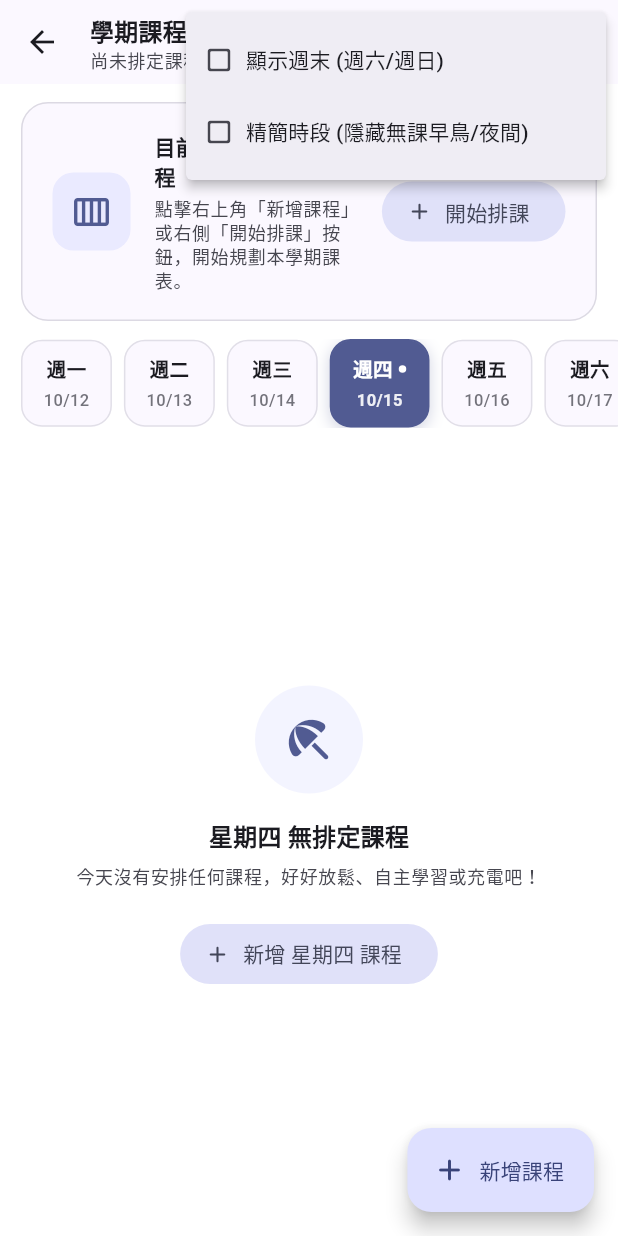
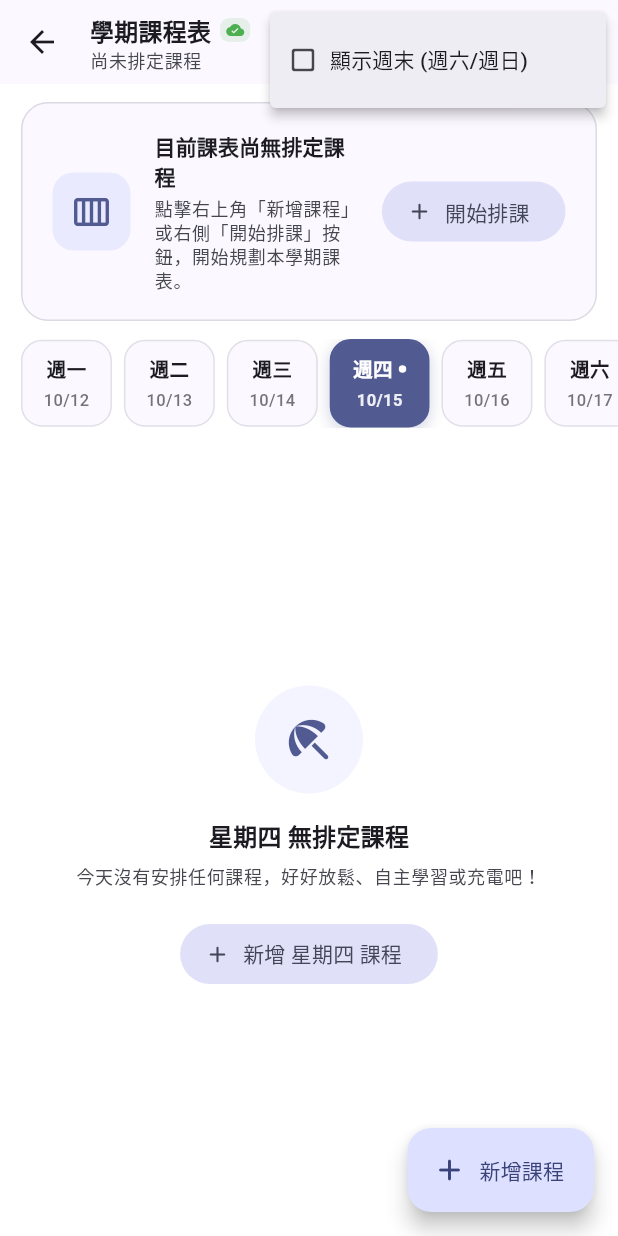
Before and after one commit to ZhaoHong04126/unitrack_app_2, a Flutter app: the TimetableScreen screen opened directly, after a tap on the "more vert" icon, on a phone screen of 412 x 824 dp. Run offline on Flutter 3.47's test engine with Material 3 defaults, Android fonts, the phone set to English and light mode, and no system bars; our stand-ins replace cloud_firestore, firebase_auth, firebase_core; accounts and stored records are empty; generated files the repository leaves out were written again.

Commit message:
v0.8.4 : feat(timetable): 完整顯示全時段節次，移除多餘操作按鈕並修復桌面卡片排版溢位
1. 節次全時段完整呈現：
   - 移除動態收合早晚節次之過濾邏輯，全天完整列出第 0 節至第 14 節（07:10 ~ 22:00）。
2. 精簡頂部操作介面：
   - 移除桌面端頂部「全天時段」FilterChip 與「清空課表」垃圾桶按鈕。
   - 同步清除手機端選單中的時段切換與清空課表功能，簡化視覺焦點。
3. 響應式行高與防溢出排版修復：
   - 採用響應式動態行高（桌面端 76px / 手機端 56px），解決桌面時間軸與單節課卡片 overflow 溢位問題。
   - 單節課程卡片優先顯示教室並隱藏多餘教師資訊，避免高度不足時觸發 RenderFlex 溢出。
4. 程式碼整潔度優化：
   - 移除未使用的 `dart:math` 引用，達成 0 errors、0 warnings 程式碼品質。
   - 同步更新相關 Widget 測試檔案。

```diff
--- a/lib/screens/timetable_screen.dart
+++ b/lib/screens/timetable_screen.dart
@@ -1,5 +1,4 @@
 // 課表畫面（支援週一至週五/週末彈性切換、課程新增/詳情/編輯/刪除、手機橫向滑動與桌面平鋪響應式佈局，串接 Cloud Firestore 雲端即時同步）
-import 'dart:math' as math;
 import 'package:flutter/foundation.dart';
 import 'package:flutter/material.dart';
 import '../models/course.dart';
@@ -62,9 +61,6 @@
 
   /// 手機/窄螢幕左側節次/時間軸欄寬（瘦身為 38.0，大幅節省橫向空間）
   static const double _timeColumnWidthMobile = 38.0;
-
-  /// 是否強制顯示全天完整節次（含第 0 節與夜間節次），預設為 false（無課時預設隱藏第 0 節與夜間節次）
-  bool _showFullSections = false;
 
   @override
   void initState() {
@@ -87,22 +83,8 @@
   int get _visibleDayCount =>
       (_showWeekend || _courses.any((c) => c.weekday >= 6)) ? 7 : 5;
 
-  /// 當前課表應顯示的節次清單（若未開啟全天時段且無第 0 節/夜間課，自動縮減為日間實用時段）
-  List<TimetableSection> get _visibleSections {
-    if (_showFullSections) {
-      return Course.defaultSections;
-    }
-    final hasSection0 = _courses.any((c) => c.startSection == 0);
-    final start = hasSection0 ? 0 : 1;
-    final latestSection = _courses.isEmpty
-        ? 8
-        : _courses.map((c) => c.endSection).reduce(math.max);
-    final end = math.max(8, latestSection).clamp(8, Course.defaultSections.last.section);
-
-    return Course.defaultSections
-        .where((s) => s.section >= start && s.section <= end)
-        .toList();
-  }
+  /// 當前課表顯示的完整節次清單（全時段完整顯示第 0 節至第 14 節）
+  List<TimetableSection> get _visibleSections => Course.defaultSections;
 
   int get _totalCredits =>
       _courses.fold<int>(0, (sum, course) => sum + course.credits);
@@ -885,52 +867,7 @@
     }
   }
 
-  /// 清空所有課程確認對話框
-  Future<void> _confirmClearAllCourses() async {
-    final confirmed = await showDialog<bool>(
-      context: context,
-      builder: (dialogContext) => AlertDialog(
-        title: const Text('清空課表'),
-        content: const Text('確定要移除雲端課表中的所有課程嗎？此動作將同步自雲端資料庫刪除。'),
-        actions: [
-          TextButton(
-            onPressed: () => Navigator.of(dialogContext).pop(false),
-            child: const Text('取消'),
-          ),
-          FilledButton(
-            style: FilledButton.styleFrom(
-              backgroundColor: Theme.of(dialogContext).colorScheme.error,
-            ),
-            onPressed: () => Navigator.of(dialogContext).pop(true),
-            child: const Text('確定清空'),
-          ),
-        ],
-      ),
-    );
-
-    if (confirmed == true && mounted) {
-      try {
-        await CourseService().clearAllCourses();
-        if (mounted) {
-          AppNotification.show(
-            context,
-            title: '課表已清空',
-            message: '已成功移除所有雲端課程。',
-            icon: Icons.delete_sweep_rounded,
-          );
-        }
-      } catch (e) {
-        if (mounted) {
-          AppNotification.show(
-            context,
-            title: '清空失敗',
-            message: '無法清空雲端課表：${e.toString().replaceFirst("Exception: ", "")}',
-            icon: Icons.error_outline,
-          );
-        }
-      }
-    }
-  }
+
 
   @override
   Widget build(BuildContext context) {
@@ -1223,7 +1160,7 @@
                     });
                   },
                 ),
-                // 更多動作選單（切換週末與清空課表）
+                // 更多動作選單（切換週末）
                 Padding(
                   padding: const EdgeInsets.only(right: 6),
                   child: PopupMenuButton<String>(
@@ -1234,12 +1171,6 @@
                         setState(() {
                           _showWeekend = !_showWeekend;
                         });
-                      } else if (value == 'toggle_full_sections') {
-                        setState(() {
-                          _showFullSections = !_showFullSections;
-                        });
-                      } else if (value == 'clear_all') {
-                        _confirmClearAllCourses();
                       }
                     },
                     itemBuilder: (context) => [
@@ -1265,46 +1196,11 @@
                           ],
                         ),
                       ),
-                      PopupMenuItem(
-                        value: 'toggle_full_sections',
-                        child: Row(
-                          children: [
-                            Icon(
-                              _showFullSections
-                                  ? Icons.check_box_rounded
-                                  : Icons.check_box_outline_blank_rounded,
-                              size: 20,
-                              color: _showFullSections
-                                  ? colorScheme.primary
-                                  : null,
-                            ),
-                            const SizedBox(width: 8),
-                            Text(
-                              _showFullSections
-                                  ? '全天時段 (已開啟完整時段)'
-                                  : '精簡時段 (隱藏無課早鳥/夜間)',
-                            ),
-                          ],
-                        ),
-                      ),
-                      if (currentCourses.isNotEmpty)
-                        const PopupMenuItem(
-                          value: 'clear_all',
-                          child: Row(
-                            children: [
-                              Icon(Icons.delete_sweep_outlined,
-                                  size: 20, color: Colors.red),
-                              SizedBox(width: 8),
-                              Text('清空所有課程',
-                                  style: TextStyle(color: Colors.red)),
-                            ],
-                          ),
-                        ),
                     ],
                   ),
                 ),
               ] else ...[
-                // 桌面與平板寬螢幕模式：完整文字 FilterChip 與按鈕
+                // 桌面與平板寬螢幕模式：完整文字 FilterChip 與新增課程按鈕
                 Padding(
                   padding: const EdgeInsets.symmetric(vertical: 8),
                   child: FilterChip(
@@ -1312,7 +1208,7 @@
                     showCheckmark: false,
                     avatar: Icon(
                       effectiveShowWeekend
-                                  ? Icons.date_range_rounded
+                          ? Icons.date_range_rounded
                           : Icons.view_week_outlined,
                       size: 16,
                       color: effectiveShowWeekend
@@ -1328,36 +1224,7 @@
                     },
                   ),
                 ),
-                const SizedBox(width: 8),
-                Padding(
-                  padding: const EdgeInsets.symmetric(vertical: 8),
-                  child: FilterChip(
-                    selected: _showFullSections,
-                    showCheckmark: false,
-                    avatar: Icon(
-                      _showFullSections
-                          ? Icons.schedule_rounded
-                          : Icons.timelapse_rounded,
-                      size: 16,
-                      color: _showFullSections
-                          ? colorScheme.onSecondaryContainer
-                          : colorScheme.onSurfaceVariant,
-                    ),
-                    label: Text(_showFullSections ? '全天時段' : '精簡時段'),
-                    onSelected: (val) {
-                      setState(() {
-                        _showFullSections = val;
-                      });
-                    },
-                  ),
-                ),
-                const SizedBox(width: 8),
-                if (currentCourses.isNotEmpty)
-                  IconButton(
-                    tooltip: '清空課表',
-                    onPressed: _confirmClearAllCourses,
-                    icon: const Icon(Icons.delete_sweep_outlined),
-                  ),
+                const SizedBox(width: 12),
                 Padding(
                   padding: const EdgeInsets.only(right: 12),
                   child: FilledButton.icon(
```
Also changed, not shown: 1 other file.
